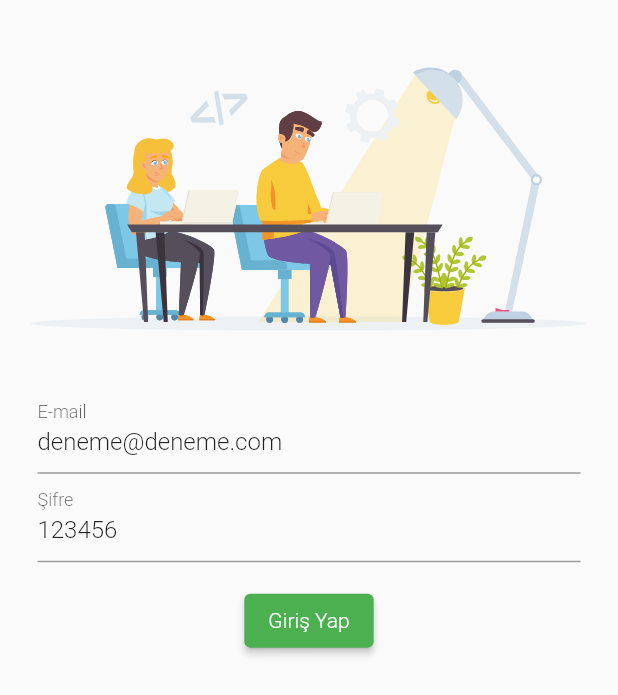
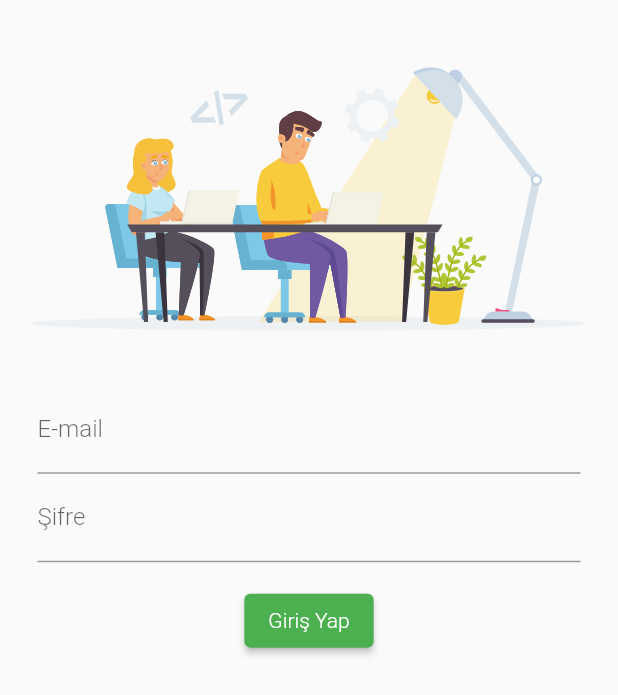
Before and after one commit to isacetin/flutter_is_ilan, a Flutter app: the LoginPage screen opened directly, on a phone screen of 412 x 824 dp. Shown: the top 695 px of the screen. Run offline on Flutter 3.47's test engine with Material 2 defaults, Android fonts, the phone set to English and light mode, and no system bars; our stand-ins replace cloud_firestore, curved_navigation_bar, date_time_picker, dio, firebase_auth, firebase_core and 8 more; accounts and stored records are empty; network calls fail.

Commit message:
fixed and update

```diff
--- a/lib/main.dart
+++ b/lib/main.dart
@@ -9,8 +9,7 @@ void main() async {
   WidgetsFlutterBinding.ensureInitialized();
   await Firebase.initializeApp();
   runApp(MultiProvider(providers: [
-    ChangeNotifierProvider<FirebaseAuthService>(
-        create: (_) => FirebaseAuthService()),
+    ChangeNotifierProvider<FirebaseAuthService>(create: (_) => FirebaseAuthService()),
     ChangeNotifierProvider<AppController>(create: (_) => AppController()),
   ], child: MyApp()));
 }
@@ -24,7 +23,8 @@ class _MyAppState extends State<MyApp> {
   @override
   Widget build(BuildContext context) {
     return MaterialApp(
-        title: 'Flutter Demo',
+      debugShowCheckedModeBanner: false,
+        title: 'HERMES',
         theme: context.watch<AppController>().themeGet() == true
             ? ThemeData.dark()
             : ThemeData(
--- a/lib/view/login_page.dart
+++ b/lib/view/login_page.dart
@@ -23,7 +23,6 @@ class LoginPage extends StatelessWidget {
                 child: Column(
                   children: [
                     TextFormField(
-                      initialValue: "deneme@deneme.com",
                         decoration: InputDecoration(labelText: "E-mail"),
                         onSaved: (girilenDeger) {
                           _email = girilenDeger;
@@ -38,7 +37,6 @@ class LoginPage extends StatelessWidget {
                           }
                         }),
                     TextFormField(
-                      initialValue: "123456",
                       decoration: InputDecoration(labelText: "Şifre",),
                       onSaved: (girilenDeger) {
                         _sifre = girilenDeger;
--- a/pubspec.yaml
+++ b/pubspec.yaml
@@ -15,7 +15,7 @@ publish_to: 'none' # Remove this line if you wish to publish to pub.dev
 # In iOS, build-name is used as CFBundleShortVersionString while build-number used as CFBundleVersion.
 # Read more about iOS versioning at
 # https://developer.apple.com/library/archive/documentation/General/Reference/InfoPlistKeyReference/Articles/CoreFoundationKeys.html
-version: 1.0.0+1
+version: 2.0.0+2
 
 environment:
   sdk: ">=2.7.0 <3.0.0"
@@ -24,7 +24,7 @@ dependencies:
   dio: ^4.0.0
   share: ^2.0.1
   flutter_slidable: ^0.5.7
-  google_maps_flutter: ^2.0.1
+  google_maps_flutter: ^2.0.3
   uuid: 3.0.1
   firebase_storage: ^8.0.0
   image_picker: ^0.7.3
```
Also changed, not shown: lib/view/profil_sahibi_ilanlar.dart (+17 -3 lines), pubspec.lock, 11 other files.
